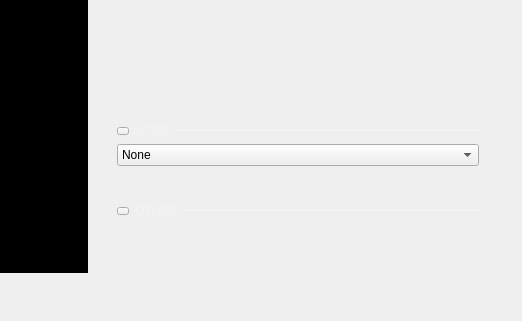
This is ui/signal_generator.ui in analogdevicesinc/scopy as Qt 5 draws it before an edit; both pictures show x 666 to 1188 and y 444 to 765 of the 1188 by 765 pixel window. The edited form follows.
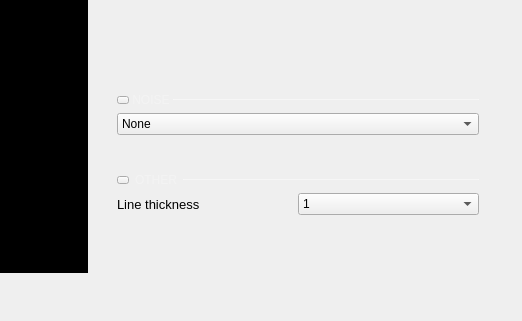
This is the edited form. Icons and pictures are not drawn. Custom widgets are drawn as their Qt base class.

Commit message:
SignalGenerator: Add line thickness option.

# Conflicts:
#	src/signal_generator_api.cpp
#	src/signal_generator_api.hpp

```diff
--- a/ui/signal_generator.ui
+++ b/ui/signal_generator.ui
@@ -1292,14 +1292,100 @@
                      <property name="rightMargin">
                       <number>0</number>
                      </property>
-                     <property name="bottomMargin">
-                      <number>0</number>
-                     </property>
                      <item>
                       <layout class="QHBoxLayout" name="horizontalLayout_13">
-                       <property name="topMargin">
+                       <property name="spacing">
                         <number>0</number>
                        </property>
+                       <property name="bottomMargin">
+                        <number>0</number>
+                       </property>
+                       <item>
+                        <layout class="QVBoxLayout" name="verticalLayout_12">
+                         <property name="spacing">
+                          <number>0</number>
+                         </property>
+                         <property name="rightMargin">
+                          <number>0</number>
+                         </property>
+                         <property name="bottomMargin">
+                          <number>0</number>
+                         </property>
+                         <item>
+                          <widget class="QLabel" name="label_10">
+                           <property name="styleSheet">
+                            <string notr="true">font-size: 13px;</string>
+                           </property>
+                           <property name="text">
+                            <string>Line thickness</string>
+                           </property>
+                          </widget>
+                         </item>
+                        </layout>
+                       </item>
+                       <item>
+                        <widget class="QComboBox" name="cbLineThickness">
+                         <property name="minimumSize">
+                          <size>
+                           <width>0</width>
+                           <height>0</height>
+                          </size>
+                         </property>
+                         <property name="currentIndex">
+                          <number>1</number>
+                         </property>
+                         <item>
+                          <property name="text">
+                           <string>0.5</string>
+                          </property>
+                         </item>
+                         <item>
+                          <property name="text">
+                           <string>1</string>
+                          </property>
+                         </item>
+                         <item>
+                          <property name="text">
+                           <string>1.5</string>
+                          </property>
+                         </item>
+                         <item>
+                          <property name="text">
+                           <string>2</string>
+                          </property>
+                         </item>
+                         <item>
+                          <property name="text">
+                           <string>2.5</string>
+                          </property>
+                         </item>
+                         <item>
+                          <property name="text">
+                           <string>3</string>
+                          </property>
+                         </item>
+                         <item>
+                          <property name="text">
+                           <string>3.5</string>
+                          </property>
+                         </item>
+                         <item>
+                          <property name="text">
+                           <string>4</string>
+                          </property>
+                         </item>
+                         <item>
+                          <property name="text">
+                           <string>4.5</string>
+                          </property>
+                         </item>
+                         <item>
+                          <property name="text">
+                           <string>5</string>
+                          </property>
+                         </item>
+                        </widget>
+                       </item>
                       </layout>
                      </item>
                     </layout>
```
The commit also changes 4 other files.
